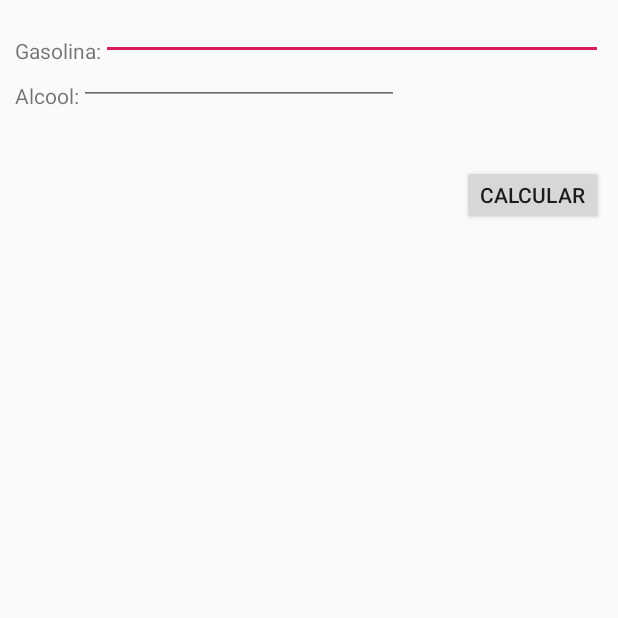
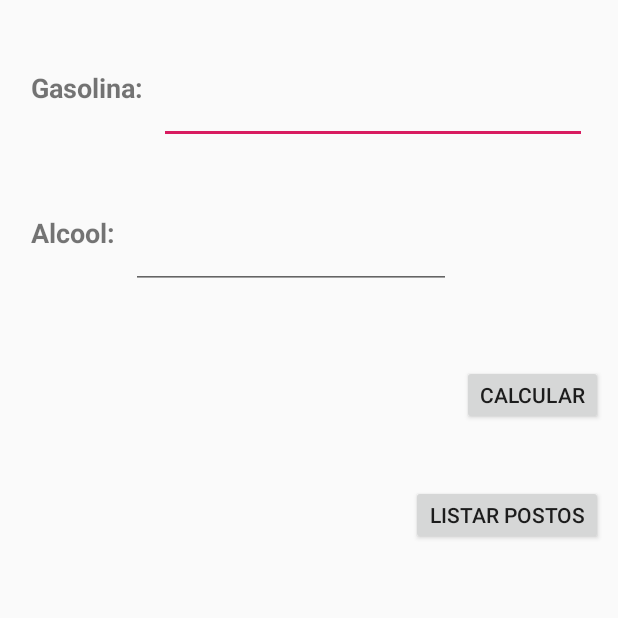
Before and after one commit to SandraPavan/calculoCombustivelKotlin, an Android app: the screen it shows after launch (MainActivity), on a phone screen of 412 x 824 dp, the top half of it. Run offline under Robolectric (Android 15) with nearby library versions, the phone set to English and light mode, and no system bars.

Commit message:
Inclusão do posto

```diff
--- a/app/src/main/res/layout/activity_main.xml
+++ b/app/src/main/res/layout/activity_posto.xml
@@ -4,7 +4,7 @@
     xmlns:tools="http://schemas.android.com/tools"
     android:layout_width="match_parent"
     android:layout_height="match_parent"
-    tools:context=".MainActivity">
+    tools:context=".PostoActivity">
 
     <com.google.android.material.appbar.AppBarLayout
         android:layout_width="match_parent"
@@ -20,7 +20,7 @@
 
     </com.google.android.material.appbar.AppBarLayout>
 
-    <include layout="@layout/content_main" />
+    <include layout="@layout/content_posto" />
 
     <com.google.android.material.floatingactionbutton.FloatingActionButton
         android:id="@+id/fab"
--- a/app/src/main/res/layout/content_main.xml
+++ b/app/src/main/res/layout/content_calculo.xml
@@ -8,20 +8,36 @@
     <LinearLayout
         android:layout_width="match_parent"
         android:layout_height="wrap_content"
+        android:layout_marginLeft="5dp"
+        android:layout_marginTop="5dp"
+        android:layout_marginRight="5dp"
+        android:layout_margin="5dp"
         android:orientation="horizontal">
 
         <TextView
             android:id="@+id/gasolinatext"
             android:layout_width="wrap_content"
             android:layout_height="wrap_content"
+            android:textStyle="bold"
+            android:textSize="18sp"
+            android:layout_marginLeft="5dp"
+            android:layout_marginTop="5dp"
+            android:layout_marginRight="5dp"
+            android:layout_margin="5dp"
+            android:gravity="center"
+            android:layout_gravity="center"
             android:text="Gasolina:"/>
 
         <EditText
             android:id="@+id/gasolina"
             android:layout_width="match_parent"
-            android:layout_height="30dp"
+            android:layout_height="75dp"
             android:ems="10"
             android:inputType="textPersonName"
+            android:layout_marginLeft="5dp"
+            android:layout_marginTop="5dp"
+            android:layout_marginRight="5dp"
+            android:layout_margin="5dp"
             android:text="" />
 
     </LinearLayout>
@@ -29,20 +45,37 @@
     <LinearLayout
         android:layout_width="wrap_content"
         android:layout_height="wrap_content"
-        android:orientation="horizontal">
+        android:layout_marginLeft="5dp"
+        android:layout_marginTop="5dp"
+        android:layout_marginRight="5dp"
+        android:layout_margin="5dp"
+        android:orientation="horizontal"
+        >
 
         <TextView
             android:id="@+id/alcooltext"
             android:layout_width="wrap_content"
             android:layout_height="wrap_content"
+            android:textStyle="bold"
+            android:textSize="18sp"
+            android:layout_marginLeft="5dp"
+            android:layout_marginTop="5dp"
+            android:layout_marginRight="5dp"
+            android:layout_margin="5dp"
+            android:gravity="center"
+            android:layout_gravity="center"
             android:text="Alcool:"/>
 
         <EditText
             android:id="@+id/alcool"
             android:layout_width="match_parent"
-            android:layout_height="30dp"
+            android:layout_height="75dp"
             android:ems="10"
             android:inputType="textPersonName"
+            android:layout_marginLeft="5dp"
+            android:layout_marginTop="5dp"
+            android:layout_marginRight="5dp"
+            android:layout_margin="5dp"
             android:text="" />
     </LinearLayout>
 
@@ -53,11 +86,12 @@
         android:layout_height="40dp"
         android:layout_gravity="right"
         android:text="Calcular" />
-
-    <TextView
-        android:id="@+id/resultado"
+    <Button
+        android:id="@+id/listarPosto"
+        android:layout_marginTop="40dp"
         android:layout_width="wrap_content"
-        android:layout_height="60dp"
-        android:text=""/>
+        android:layout_height="40dp"
+        android:layout_gravity="right"
+        android:text="Listar Postos" />
 
 </LinearLayout>
--- a/app/src/main/res/values/strings.xml
+++ b/app/src/main/res/values/strings.xml
@@ -1,4 +1,6 @@
 <resources>
     <string name="app_name">CalculoCombustivel</string>
     <string name="action_settings">Settings</string>
+    <string name="title_activity_main2">Main2Activity</string>
+    <string name="title_activity_posto">PostoActivity</string>
 </resources>
```
Also changed, not shown: app/src/main/AndroidManifest.xml (+8 -0 lines), app/src/main/java/com/example/calculocombustivel/Main2Activity.kt (added, +28 -0 lines), app/src/main/java/com/example/calculocombustivel/MainActivity.kt (+18 -11 lines), app/src/main/java/com/example/calculocombustivel/Posto.kt (added, +29 -0 lines), app/src/main/java/com/example/calculocombustivel/PostoActivity.kt (added, +36 -0 lines), app/src/main/res/layout/activity_calculo.xml (added, +33 -0 lines), app/src/main/res/layout/activity_resultado.xml (added, +33 -0 lines), app/src/main/res/layout/content_posto.xml (added, +12 -0 lines), app/src/main/res/layout/content_resultado.xml (added, +25 -0 lines).
